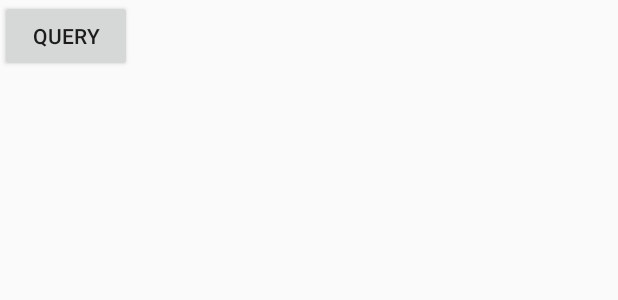
After one commit to boris88210/DemoApp, an Android app: the layout activity_database.xml on its own in the app's theme, with its tools: preview values and no code run, on a phone screen of 412 x 824 dp. The commit adds this screen. Shown: the top 300 px of the screen. Run offline under Robolectric (Android 15) with nearby library versions, the phone set to English and light mode, and no system bars.

Commit message:
新增DB，使用room

```diff
--- a/app/build.gradle
+++ b/app/build.gradle
@@ -45,5 +45,8 @@ dependencies {
     //Glide
     implementation 'com.github.bumptech.glide:glide:4.8.0'
     annotationProcessor 'com.github.bumptech.glide:compiler:4.8.0'
+    //room
+    implementation "android.arch.persistence.room:runtime:1.0.0"
+    annotationProcessor "android.arch.persistence.room:compiler:1.0.0"
 }
 apply plugin: 'com.google.gms.google-services'
--- a/app/src/main/AndroidManifest.xml
+++ b/app/src/main/AndroidManifest.xml
@@ -68,7 +68,8 @@
         <activity android:name=".activities.movePic.MovePicActivity" />
         <activity android:name=".activities.thread.ThreadActivity" />
         <activity android:name=".activities.VibrationActivity" />
-        <activity android:name=".activities.contacts.ContactActivity"></activity>
+        <activity android:name=".activities.contacts.ContactActivity" />
+        <activity android:name=".activities.database.DatabaseActivity"></activity>
     </application>
 
 </manifest>
--- a/app/src/main/java/com/development/borissu/demoapp/DemoApp.java
+++ b/app/src/main/java/com/development/borissu/demoapp/DemoApp.java
@@ -193,4 +193,6 @@ public class DemoApp extends Application {
             }
         });
     }
+
+
 }
--- /dev/null
+++ b/app/src/main/res/layout/activity_database.xml
@@ -0,0 +1,21 @@
+<?xml version="1.0" encoding="utf-8"?>
+<LinearLayout xmlns:android="http://schemas.android.com/apk/res/android"
+    xmlns:app="http://schemas.android.com/apk/res-auto"
+    xmlns:tools="http://schemas.android.com/tools"
+    android:layout_width="match_parent"
+    android:layout_height="match_parent"
+    android:orientation="vertical"
+    tools:context="com.development.borissu.demoapp.activities.database.DatabaseActivity">
+
+    <Button
+        android:id="@+id/btn_query"
+        android:layout_width="wrap_content"
+        android:layout_height="wrap_content"
+        android:text="query"/>
+
+    <TextView
+        android:id="@+id/tv_query_result"
+        android:layout_width="wrap_content"
+        android:layout_height="wrap_content" />
+
+</LinearLayout>
--- a/app/src/main/res/menu/activity_main_drawer.xml
+++ b/app/src/main/res/menu/activity_main_drawer.xml
@@ -14,11 +14,14 @@
             android:id="@+id/nav_album"
             android:title="@string/nav_Album" />
         <item
+            android:id="@+id/nav_database_room"
+            android:title="@string/nav_Database_room" />
+        <item
             android:id="@+id/nav_listview"
             android:title="@string/nav_ListView" />
         <item
             android:id="@+id/nav_contacts"
-            android:title="聯絡人"/>
+            android:title="@string/nav_Contacts"/>
         <item
             android:id="@+id/nav_vibration"
             android:title="@string/nav_Vibration" />
--- a/app/src/main/res/values/strings.xml
+++ b/app/src/main/res/values/strings.xml
@@ -15,7 +15,9 @@
     <string name="nav_Camera">相機</string>
     <string name="nav_Recording_Video">既有功能錄影</string>
     <string name="nav_Album">相簿</string>
+    <string name="nav_Database_room">資料庫Room</string>
     <string name="nav_ListView">列表ListView</string>
+    <string name="nav_Contacts">聯絡人</string>
     <string name="nav_Vibration">震動</string>
     <string name="nav_Behavior">滑動衝突</string>
     <string name="nav_Asset">Asset</string>
```
Also changed, not shown: app/src/main/java/com/development/borissu/demoapp/activities/BaseNavigationActivity.java (+7 -0 lines), app/src/main/java/com/development/borissu/demoapp/activities/database/DatabaseActivity.java (added, +56 -0 lines), app/src/main/java/com/development/borissu/demoapp/database/MyDataBase.java (added, +54 -0 lines), app/src/main/java/com/development/borissu/demoapp/database/converter/Converter.java (added, +19 -0 lines), app/src/main/java/com/development/borissu/demoapp/database/dao/UserDao.java (added, +35 -0 lines), app/src/main/java/com/development/borissu/demoapp/database/entity/User.java (added, +61 -0 lines).
